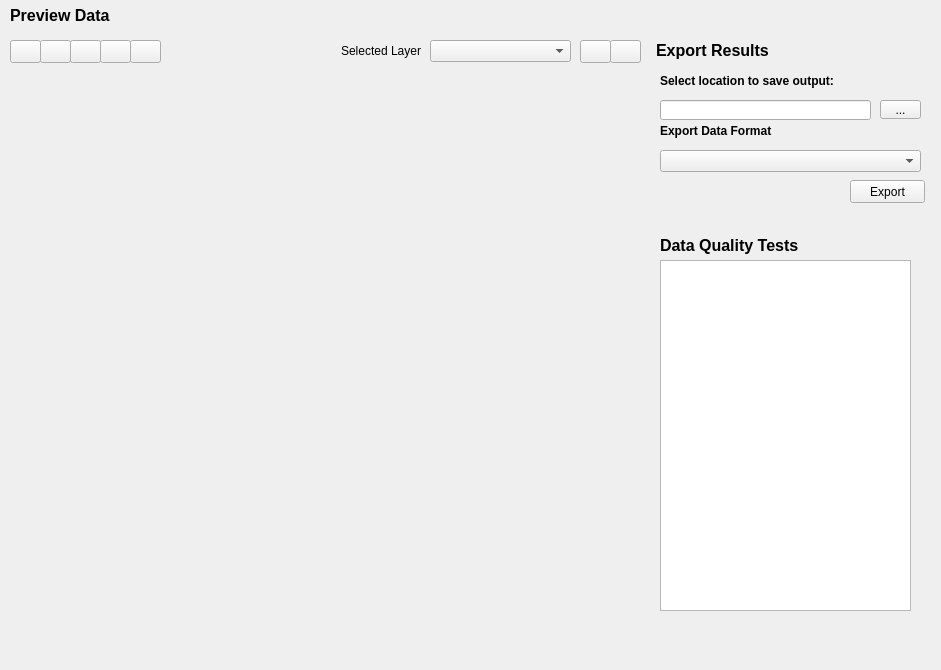
Old version of the form qt/wdg_result.ui in the repository gem/sidd.
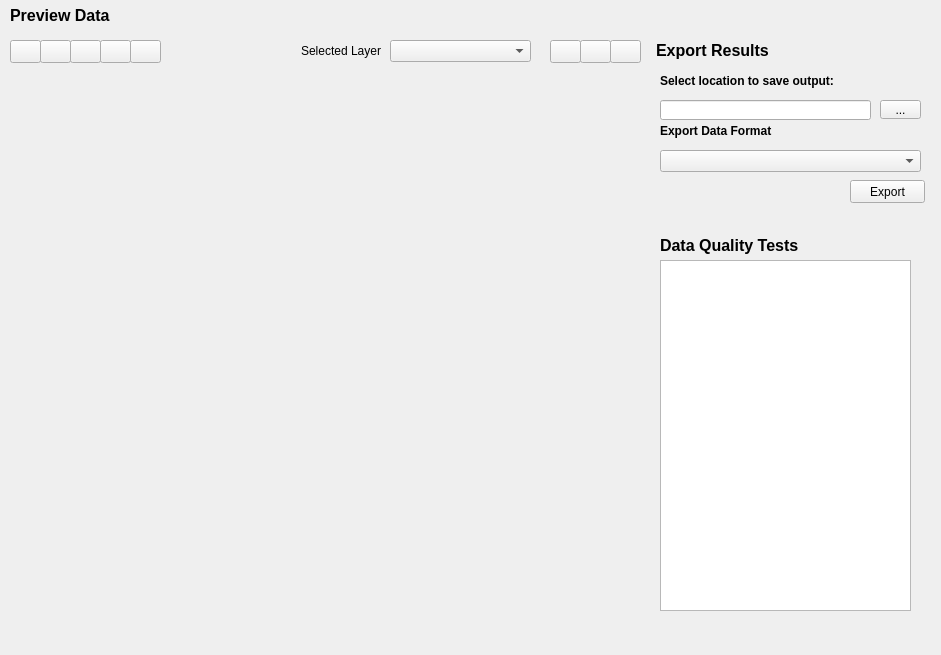
New version of the form. Icons and pictures are not drawn.

The edit to the form file:
```diff
--- a/qt/wdg_result.ui
+++ b/qt/wdg_result.ui
@@ -7,7 +7,7 @@
     <x>0</x>
     <y>0</y>
     <width>941</width>
-    <height>670</height>
+    <height>655</height>
    </rect>
   </property>
   <property name="windowTitle">
@@ -183,7 +183,7 @@
      <x>10</x>
      <y>40</y>
      <width>631</width>
-     <height>611</height>
+     <height>581</height>
     </rect>
    </property>
    <widget class="QWidget" name="widget_map_menu_r" native="true">
@@ -198,7 +198,7 @@
     <widget class="QLabel" name="lb_layer_selector">
      <property name="geometry">
       <rect>
-       <x>40</x>
+       <x>0</x>
        <y>0</y>
        <width>191</width>
        <height>21</height>
@@ -214,7 +214,7 @@
     <widget class="QComboBox" name="cb_layer_selector">
      <property name="geometry">
       <rect>
-       <x>240</x>
+       <x>200</x>
        <y>0</y>
        <width>141</width>
        <height>22</height>
@@ -261,6 +261,20 @@
        <normaloff>:/imgs/icons/information.png</normaloff>:/imgs/icons/information.png</iconset>
      </property>
     </widget>
+    <widget class="QPushButton" name="btn_zoom_to_feature">
+     <property name="geometry">
+      <rect>
+       <x>360</x>
+       <y>0</y>
+       <width>31</width>
+       <height>23</height>
+      </rect>
+     </property>
+     <property name="icon">
+      <iconset resource="resources/SIDDResource.qrc">
+       <normaloff>:/imgs/icons/hourglass.png</normaloff>:/imgs/icons/hourglass.png</iconset>
+     </property>
+    </widget>
    </widget>
    <widget class="QWidget" name="widget_map_menu_l" native="true">
     <property name="geometry">
```
